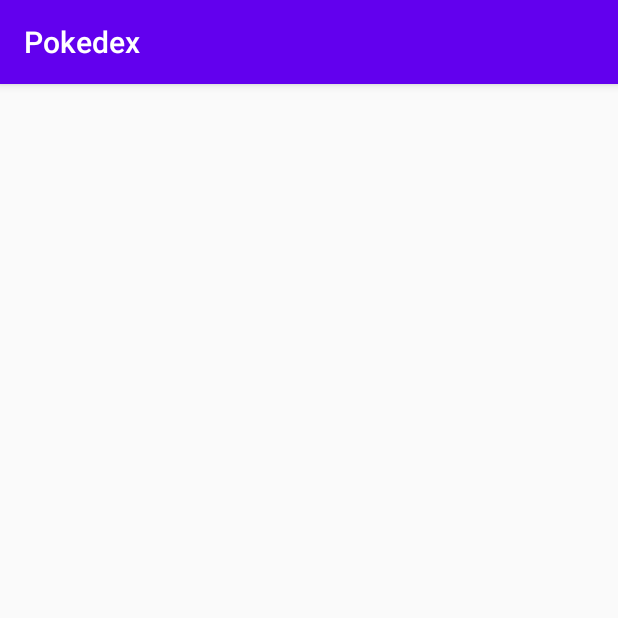
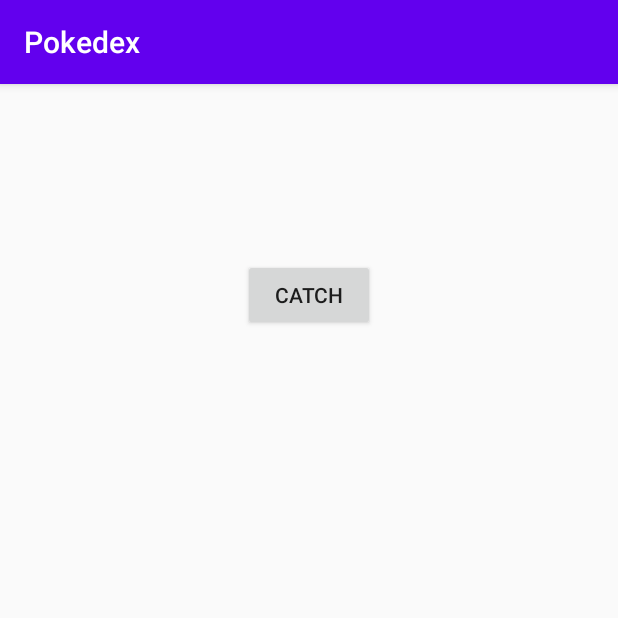
Before and after one commit to algtan/CS50x-pokedex, an Android app: the PokemonActivity screen opened directly, with no data from a screen before it, on a phone screen of 412 x 824 dp, the top half of it. Run offline under Robolectric (Android 15) with nearby library versions, the phone set to English and light mode, and no system bars; our stand-ins replace Volley; network calls fail.

Commit message:
Added "Catch"/"Release" button

```diff
--- a/app/src/main/java/io/github/algtan/pokedex/PokemonActivity.java
+++ b/app/src/main/java/io/github/algtan/pokedex/PokemonActivity.java
@@ -4,6 +4,8 @@ import androidx.appcompat.app.AppCompatActivity;
 
 import android.os.Bundle;
 import android.util.Log;
+import android.view.View;
+import android.widget.Button;
 import android.widget.TextView;
 
 import com.android.volley.Request;
@@ -25,6 +27,10 @@ public class PokemonActivity extends AppCompatActivity {
     private TextView type2TextView;
     private String url;
     private RequestQueue requestQueue;
+    private Button capturedButton;
+
+    // Create an 'isCaught' Boolean to record the capture state of the Pokemon
+    private Boolean isCaught;
 
     @Override
     protected void onCreate(Bundle savedInstanceState) {
@@ -42,6 +48,7 @@ public class PokemonActivity extends AppCompatActivity {
         numberTextView = findViewById(R.id.pokemon_number);
         type1TextView = findViewById(R.id.pokemon_type1);
         type2TextView = findViewById(R.id.pokemon_type2);
+        capturedButton = findViewById(R.id.catch_button);
 
         // Call load() method as the activity is being created to make the API request
         load();
@@ -98,5 +105,31 @@ public class PokemonActivity extends AppCompatActivity {
 
         // Use RequestQueue
         requestQueue.add(request);
+
+        // Check SharedPreferences for 'isCaught' state
+        // If no state is available or previously created, then set the 'isCaught' variable to FALSE initially
+        isCaught = Boolean.FALSE;
+
+        // Set the text for the capturedButton based on 'isCaught' variable
+        if (isCaught == Boolean.FALSE) {
+            capturedButton.setText("Catch");
+        } else {
+            capturedButton.setText("Release");
+        }
+    }
+
+    public void toggleCatch(View view) {
+        // If 'isCaught' variable was FALSE when clicked, the Pokemon was captured
+        if (isCaught == Boolean.FALSE) {
+            // Change the Boolean to TRUE as the Pokemon is now caught
+            isCaught = Boolean.TRUE;
+            // Change the button text to "Release" since the Pokemon was caught
+            capturedButton.setText("Release");
+        } else { // Otherwise, the Pokemon was already captured, and is being released
+            // Change the Boolean to FALSE as the Pokemon is no longer caught
+            isCaught = Boolean.FALSE;
+            // Change the button text to "Catch" since the Pokemon was released
+            capturedButton.setText("Catch");
+        }
     }
 }
--- a/app/src/main/res/layout/activity_pokemon.xml
+++ b/app/src/main/res/layout/activity_pokemon.xml
@@ -11,31 +11,42 @@
         android:id="@+id/pokemon_name"
         android:layout_width="match_parent"
         android:layout_height="wrap_content"
+        android:paddingTop="10dp"
         android:textAlignment="center"
         android:textSize="18dp"
-        android:paddingTop="10dp" />
+        tools:text="Name" />
 
     <TextView
         android:id="@+id/pokemon_number"
         android:layout_width="match_parent"
         android:layout_height="wrap_content"
+        android:paddingTop="5dp"
         android:textAlignment="center"
         android:textSize="16dp"
-        android:paddingTop="5dp" />
+        tools:text="#XXX" />
 
     <TextView
         android:id="@+id/pokemon_type1"
         android:layout_width="match_parent"
         android:layout_height="wrap_content"
+        android:paddingTop="5dp"
         android:textAlignment="center"
         android:textSize="16dp"
-        android:paddingTop="5dp" />
+        tools:text="Type 1" />
 
     <TextView
         android:id="@+id/pokemon_type2"
         android:layout_width="match_parent"
         android:layout_height="wrap_content"
+        android:paddingTop="5dp"
         android:textAlignment="center"
         android:textSize="16dp"
-        android:paddingTop="5dp" />
+        tools:text="Type 2" />
+
+    <Button
+        android:id="@+id/catch_button"
+        android:layout_width="wrap_content"
+        android:layout_height="wrap_content"
+        android:layout_gravity="center_horizontal"
+        android:onClick="toggleCatch" />
 </LinearLayout>
```
